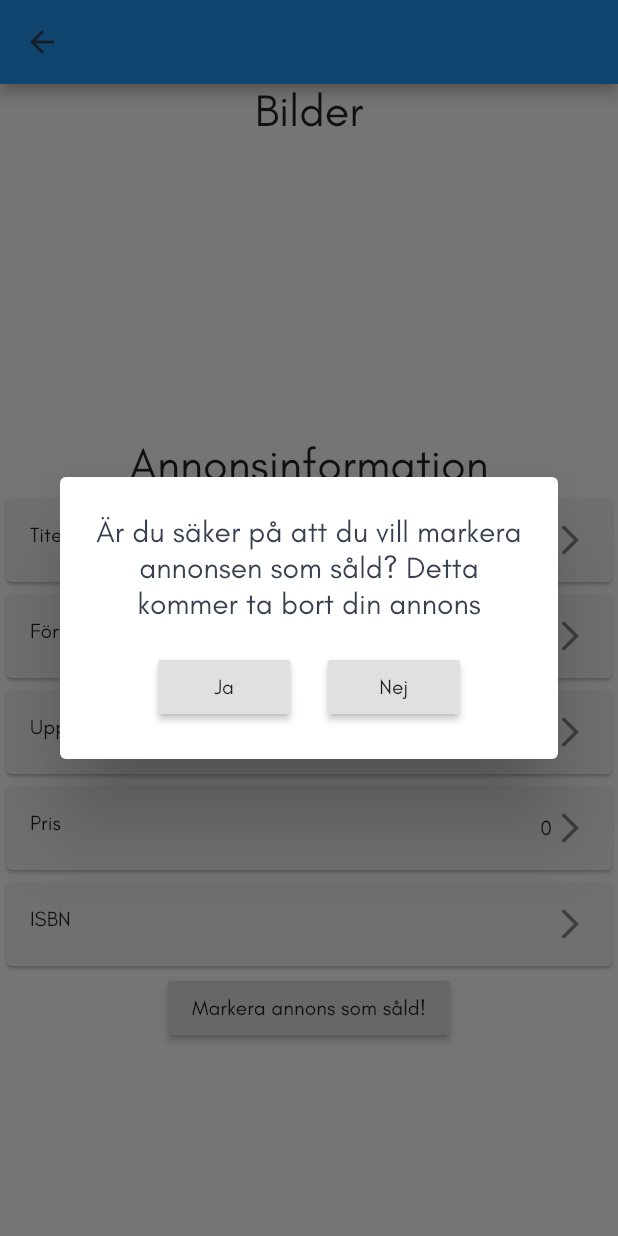
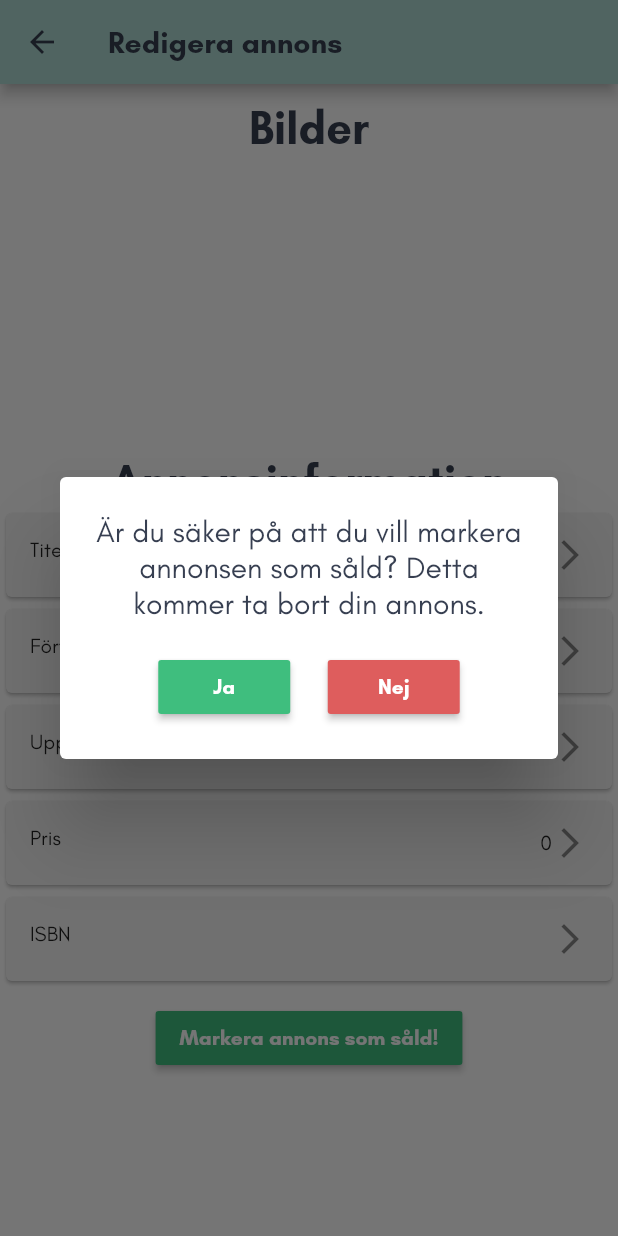
Before and after one commit to ajamlou/Zigma-frontend, a Flutter app: the UserAdvertPage screen opened directly with empty values, after a tap on "Markera annons som såld!", on a phone screen of 412 x 824 dp. Run offline on Flutter 3.47's test engine with Material 2 defaults, Android fonts, the phone set to English and light mode, and no system bars; our stand-ins replace image_picker, shared_preferences, transparent_image; missing offline and left inert: barcode_scan; accounts and stored records are empty; generated files the repository leaves out were written again; network calls fail.

Commit message:
stylar lite advert edit

```diff
--- a/lib/src/pages/user_advert_page.dart
+++ b/lib/src/pages/user_advert_page.dart
@@ -20,15 +20,27 @@ class _UserAdvertPageState extends State<UserAdvertPage> {
   Widget build(BuildContext context) {
     return Container(
       child: Scaffold(
-        appBar: AppBar(),
+        appBar: AppBar(
+          title: Text("Redigera annons",
+            style: TextStyle(
+            fontWeight: FontWeight.bold,
+            color: Color(0xFF373F51),
+            fontSize: 20,),
+          textAlign: TextAlign.center,),
+          backgroundColor: Color(0xFFAEDBD3),),
         body: ListView(
           shrinkWrap: true,
           children: <Widget>[
             Column(
               children: <Widget>[
-                Text(
-                  "Bilder",
-                  style: TextStyle(fontSize: 30),
+                Container(
+                  padding: EdgeInsets.only(top: 10),
+                  child: Text(
+                    "Bilder",
+                    style: TextStyle(fontSize: 30,
+                    fontWeight: FontWeight.bold,
+                    color: Color(0xFF373F51)),
+                  ),
                 ),
                 Container(
                   height: 200,
@@ -64,7 +76,9 @@ class _UserAdvertPageState extends State<UserAdvertPage> {
                 ),
                 Text(
                   "Annonsinformation",
-                  style: TextStyle(fontSize: 30),
+                  style: TextStyle(fontSize: 30,
+                  fontWeight: FontWeight.bold,
+                  color: Color(0xFF373F51))
                 ),
                 getCard(RegExp(""), widget.advert.bookTitle, "Titel",
                     widget.advert),
@@ -75,11 +89,19 @@ class _UserAdvertPageState extends State<UserAdvertPage> {
                 getCard(RegExp(""), widget.advert.price.toString(), "Pris",
                     widget.advert),
                 getCard(RegExp(""), widget.advert.isbn, "ISBN", widget.advert),
-                RaisedButton(
-                  onPressed: () async {
-                    await soldDialog(context);
-                  },
-                  child: Text("Markera annons som såld!"),
+                Container(
+                  padding: EdgeInsets.only(top: 10),
+                  child: RaisedButton(
+                    color: Color(0xFF3FBE7E),
+                    onPressed: () async {
+                      await soldDialog(context);
+                    },
+                    child: Text("Markera annons som såld!",
+                    style: TextStyle(
+                      fontWeight: FontWeight.bold,
+                      color: Colors.white,
+                    )),
+                  ),
                 ),
               ],
             ),
@@ -92,7 +114,7 @@ class _UserAdvertPageState extends State<UserAdvertPage> {
   Future<void> soldDialog(context) async {
     AlertDialog dialog = AlertDialog(
         title: Text(
-          "Är du säker på att du vill markera annonsen som såld? Detta kommer ta bort din annons",
+          "Är du säker på att du vill markera annonsen som såld? Detta kommer ta bort din annons.",
           style: TextStyle(
             fontSize: 20,
             color: Color(0xFF373F51),
@@ -103,6 +125,7 @@ class _UserAdvertPageState extends State<UserAdvertPage> {
           mainAxisAlignment: MainAxisAlignment.center,
           children: <Widget>[
             RaisedButton(
+              color: Color(0xFF3FBE7E),
               onPressed: () {
                 DataProvider.of(context)
                     .user
@@ -114,16 +137,23 @@ class _UserAdvertPageState extends State<UserAdvertPage> {
                 Navigator.pop(context);
                 Navigator.pop(context);
               },
-              child: Text("Ja"),
+              child: Text("Ja",
+              style: TextStyle(
+                  color: Colors.white,
+                  fontWeight: FontWeight.bold)),
             ),
             SizedBox(
               width: 25,
             ),
             RaisedButton(
+            color: Color(0xFFDE5D5D),
               onPressed: () {
                 Navigator.of(context, rootNavigator: true).pop(null);
               },
-              child: Text("Nej"),
+              child: Text("Nej",
+                  style: TextStyle(
+                  color: Colors.white,
+                  fontWeight: FontWeight.bold)),
             ),
           ],
         ));
```
